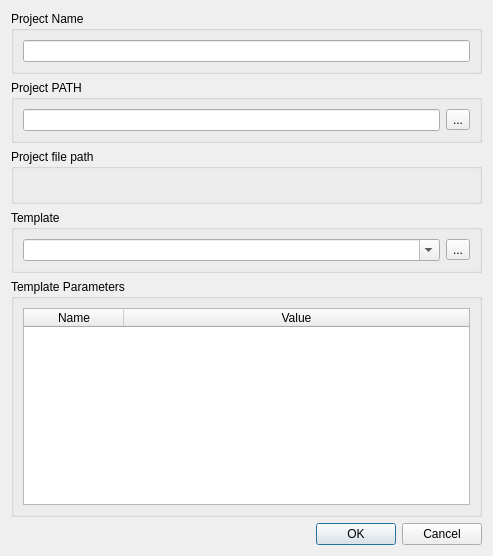
Qt form projectnewdialog.ui (martinribelotta/embedded-ide) before a commit.
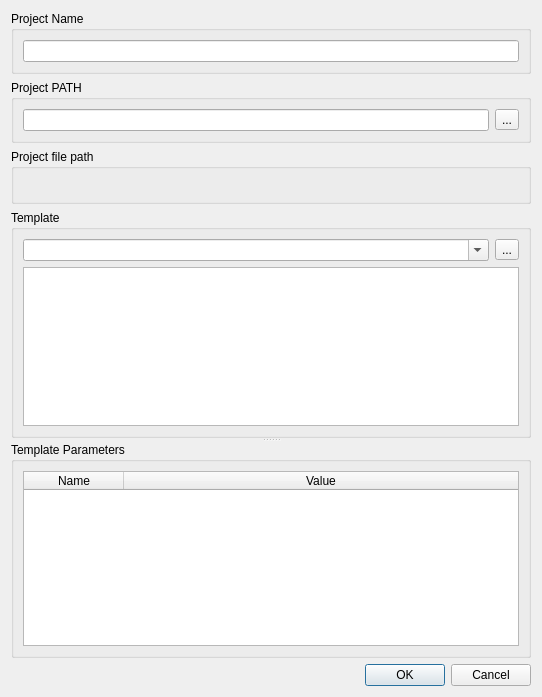
The same form after that commit.

Diff of the .ui file:
```diff
--- a/projectnewdialog.ui
+++ b/projectnewdialog.ui
@@ -6,8 +6,8 @@
    <rect>
     <x>0</x>
     <y>0</y>
-    <width>493</width>
-    <height>556</height>
+    <width>542</width>
+    <height>697</height>
    </rect>
   </property>
   <property name="sizePolicy">
@@ -19,6 +19,13 @@
   <property name="windowTitle">
    <string>New Project</string>
   </property>
+  <layout class="QVBoxLayout" name="verticalLayout_6">
+   <item>
+    <widget class="QSplitter" name="splitter">
+     <property name="orientation">
+      <enum>Qt::Vertical</enum>
+     </property>
+     <widget class="QWidget" name="">
   <layout class="QVBoxLayout" name="verticalLayout_4">
    <item>
     <widget class="QGroupBox" name="groupBox">
@@ -72,6 +79,8 @@
      <property name="title">
       <string>Template</string>
      </property>
+         <layout class="QVBoxLayout" name="verticalLayout_5">
+          <item>
      <layout class="QHBoxLayout" name="horizontalLayout_2">
       <item>
        <widget class="QComboBox" name="templateFile">
@@ -88,9 +97,15 @@
        </widget>
       </item>
      </layout>
-    </widget>
    </item>
    <item>
+           <widget class="QTextBrowser" name="infoView"/>
+          </item>
+         </layout>
+        </widget>
+       </item>
+      </layout>
+     </widget>
     <widget class="QGroupBox" name="groupBox_5">
      <property name="title">
       <string>Template Parameters</string>
@@ -126,6 +141,7 @@
        </widget>
       </item>
      </layout>
+     </widget>
     </widget>
    </item>
    <item>
```
Lines whose indentation alone changed are shown as unchanged.
